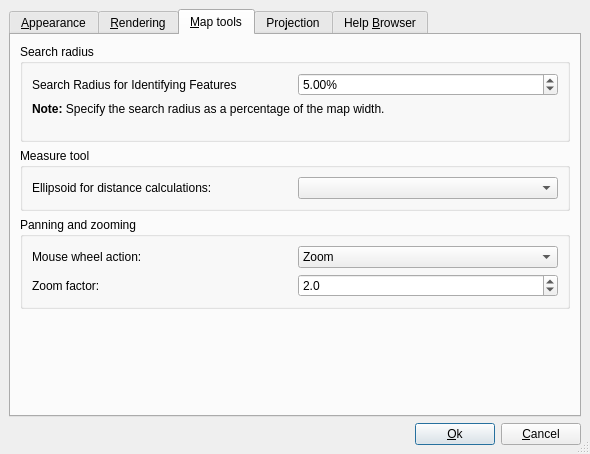
First picture: the form in branches/Lib_Refactoring-branch/src/ui/qgsoptionsbase.ui, repository stopa85/Quantum-GIS, before the edit.
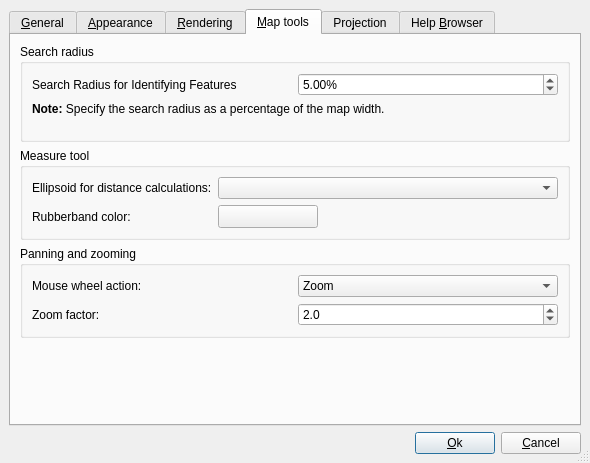
Second picture: the form after the edit. The open tabs and pages were chosen to show the change. Icons and pictures are not drawn. Custom widgets are drawn as their Qt base class.

```diff
--- a/branches/Lib_Refactoring-branch/src/ui/qgsoptionsbase.ui
+++ b/branches/Lib_Refactoring-branch/src/ui/qgsoptionsbase.ui
@@ -6,7 +6,7 @@
     <x>0</x>
     <y>0</y>
     <width>590</width>
-    <height>454</height>
+    <height>463</height>
    </rect>
   </property>
   <property name="windowTitle" >
@@ -33,6 +33,54 @@
      <property name="currentIndex" >
       <number>0</number>
      </property>
+     <widget class="QWidget" name="tabGeneral" >
+      <attribute name="title" >
+       <string>&amp;General</string>
+      </attribute>
+      <layout class="QVBoxLayout" >
+       <property name="margin" >
+        <number>9</number>
+       </property>
+       <property name="spacing" >
+        <number>6</number>
+       </property>
+       <item>
+        <widget class="QGroupBox" name="groupBox_11" >
+         <property name="title" >
+          <string>General</string>
+         </property>
+         <layout class="QVBoxLayout" >
+          <property name="margin" >
+           <number>9</number>
+          </property>
+          <property name="spacing" >
+           <number>6</number>
+          </property>
+          <item>
+           <widget class="QCheckBox" name="chbAskToSaveProjectChanges" >
+            <property name="text" >
+             <string>Ask to save project changes when required</string>
+            </property>
+           </widget>
+          </item>
+         </layout>
+        </widget>
+       </item>
+       <item>
+        <spacer>
+         <property name="orientation" >
+          <enum>Qt::Vertical</enum>
+         </property>
+         <property name="sizeHint" >
+          <size>
+           <width>20</width>
+           <height>40</height>
+          </size>
+         </property>
+        </spacer>
+       </item>
+      </layout>
+     </widget>
      <widget class="QWidget" name="tabAppearance" >
       <attribute name="title" >
        <string>&amp;Appearance</string>
@@ -408,18 +456,130 @@
        <property name="spacing" >
         <number>6</number>
        </property>
-       <item row="3" column="0" >
-        <spacer>
-         <property name="orientation" >
-          <enum>Qt::Vertical</enum>
+       <item row="2" column="0" >
+        <widget class="QGroupBox" name="groupBox_10" >
+         <property name="title" >
+          <string>Panning and zooming</string>
          </property>
-         <property name="sizeHint" >
-          <size>
-           <width>20</width>
-           <height>40</height>
-          </size>
+         <layout class="QGridLayout" >
+          <property name="margin" >
+           <number>9</number>
+          </property>
+          <property name="spacing" >
+           <number>6</number>
+          </property>
+          <item row="0" column="1" >
+           <widget class="QComboBox" name="cmbWheelAction" >
+            <item>
+             <property name="text" >
+              <string>Zoom</string>
+             </property>
+            </item>
+            <item>
+             <property name="text" >
+              <string>Zoom and recenter</string>
+             </property>
+            </item>
+            <item>
+             <property name="text" >
+              <string>Nothing</string>
+             </property>
+            </item>
+           </widget>
+          </item>
+          <item row="1" column="0" >
+           <widget class="QLabel" name="label_3" >
+            <property name="text" >
+             <string>Zoom factor:</string>
+            </property>
+           </widget>
+          </item>
+          <item row="0" column="0" >
+           <widget class="QLabel" name="label_2" >
+            <property name="text" >
+             <string>Mouse wheel action:</string>
+            </property>
+           </widget>
+          </item>
+          <item row="1" column="1" >
+           <widget class="QDoubleSpinBox" name="spinZoomFactor" >
+            <property name="decimals" >
+             <number>1</number>
+            </property>
+            <property name="minimum" >
+             <double>1.100000000000000</double>
+            </property>
+            <property name="value" >
+             <double>2.000000000000000</double>
+            </property>
+           </widget>
+          </item>
+         </layout>
+        </widget>
+       </item>
+       <item row="1" column="0" >
+        <widget class="QGroupBox" name="groupBox_6" >
+         <property name="title" >
+          <string>Measure tool</string>
          </property>
-        </spacer>
+         <layout class="QGridLayout" >
+          <property name="margin" >
+           <number>9</number>
+          </property>
+          <property name="spacing" >
+           <number>6</number>
+          </property>
+          <item row="1" column="2" >
+           <spacer>
+            <property name="orientation" >
+             <enum>Qt::Horizontal</enum>
+            </property>
+            <property name="sizeHint" >
+             <size>
+              <width>191</width>
+              <height>20</height>
+             </size>
+            </property>
+           </spacer>
+          </item>
+          <item row="1" column="1" >
+           <widget class="QgsColorButton" name="pbnMeasureColour" >
+            <property name="minimumSize" >
+             <size>
+              <width>100</width>
+              <height>0</height>
+             </size>
+            </property>
+            <property name="text" >
+             <string/>
+            </property>
+           </widget>
+          </item>
+          <item row="0" column="1" colspan="2" >
+           <widget class="QComboBox" name="cmbEllipsoid" />
+          </item>
+          <item row="1" column="0" >
+           <widget class="QLabel" name="textLabel1_10" >
+            <property name="text" >
+             <string>Rubberband color:</string>
+            </property>
+            <property name="buddy" >
+             <cstring>cmbEllipsoid</cstring>
+            </property>
+           </widget>
+          </item>
+          <item row="0" column="0" >
+           <widget class="QLabel" name="textLabel1_8" >
+            <property name="text" >
+             <string>Ellipsoid for distance calculations:</string>
+            </property>
+            <property name="buddy" >
+             <cstring>cmbEllipsoid</cstring>
+            </property>
+           </widget>
+          </item>
+         </layout>
+        </widget>
        </item>
        <item row="0" column="0" >
         <widget class="QGroupBox" name="groupBox_7" >
@@ -476,98 +636,22 @@
          </layout>
         </widget>
        </item>
-       <item row="1" column="0" >
-        <widget class="QGroupBox" name="groupBox_6" >
-         <property name="title" >
-          <string>Measure tool</string>
+       <item row="3" column="0" >
+        <spacer>
+         <property name="orientation" >
+          <enum>Qt::Vertical</enum>
          </property>
-         <layout class="QGridLayout" >
-          <property name="margin" >
-           <number>9</number>
-          </property>
-          <property name="spacing" >
-           <number>6</number>
-          </property>
-          <item row="0" column="0" >
-           <widget class="QLabel" name="textLabel1_8" >
-            <property name="text" >
-             <string>Ellipsoid for distance calculations:</string>
-            </property>
-            <property name="buddy" >
-             <cstring>cmbEllipsoid</cstring>
-            </property>
-           </widget>
-          </item>
-          <item row="0" column="1" >
-           <widget class="QComboBox" name="cmbEllipsoid" />
-          </item>
-         </layout>
-        </widget>
-       </item>
-       <item row="2" column="0" >
-        <widget class="QGroupBox" name="groupBox_10" >
-         <property name="title" >
-          <string>Panning and zooming</string>
+         <property name="sizeHint" >
+          <size>
+           <width>20</width>
+           <height>40</height>
+          </size>
          </property>
-         <layout class="QGridLayout" >
-          <property name="margin" >
-           <number>9</number>
-          </property>
-          <property name="spacing" >
-           <number>6</number>
-          </property>
-          <item row="0" column="1" >
-           <widget class="QComboBox" name="cmbWheelAction" >
-            <item>
-             <property name="text" >
-              <string>Zoom</string>
-             </property>
-            </item>
-            <item>
-             <property name="text" >
-              <string>Zoom and recenter</string>
-             </property>
-            </item>
-            <item>
-             <property name="text" >
-              <string>Nothing</string>
-             </property>
-            </item>
-           </widget>
-          </item>
-          <item row="1" column="0" >
-           <widget class="QLabel" name="label_3" >
-            <property name="text" >
-             <string>Zoom factor:</string>
-            </property>
-           </widget>
-          </item>
-          <item row="0" column="0" >
-           <widget class="QLabel" name="label_2" >
-            <property name="text" >
-             <string>Mouse wheel action:</string>
-            </property>
-           </widget>
-          </item>
-          <item row="1" column="1" >
-           <widget class="QDoubleSpinBox" name="spinZoomFactor" >
-            <property name="decimals" >
-             <number>1</number>
-            </property>
-            <property name="minimum" >
-             <double>1.100000000000000</double>
-            </property>
-            <property name="value" >
-             <double>2.000000000000000</double>
-            </property>
-           </widget>
-          </item>
-         </layout>
-        </widget>
+        </spacer>
        </item>
       </layout>
      </widget>
-     <widget class="QWidget" name="TabPage" >
+     <widget class="QWidget" name="tabProjection" >
       <attribute name="title" >
        <string>Pro&amp;jection</string>
       </attribute>
```
Left out of the diff: 4 changed lines with no effect on the pictures.
